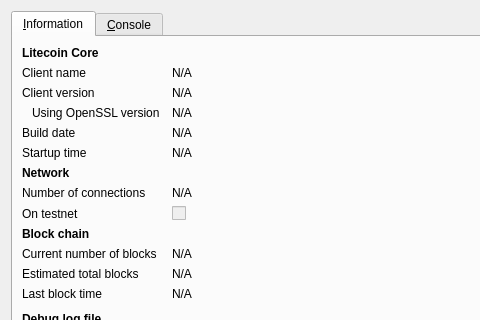
First picture: the form in src/src/qt/forms/rpcconsole.ui, repository omnicoin/omnicoin, before the edit; both pictures show x 0 to 480 and y 0 to 320 of the 740 by 450 pixel window.
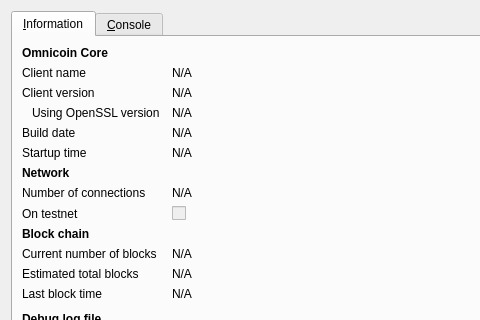
Second picture: the form after the edit. Icons and pictures are not drawn.

Commit message: initial changes to litecoin source

Diff of the .ui file:
```diff
--- a/src/src/qt/forms/rpcconsole.ui
+++ b/src/src/qt/forms/rpcconsole.ui
@@ -36,7 +36,7 @@
           </font>
          </property>
          <property name="text">
-          <string>Litecoin Core</string>
+          <string>Omnicoin Core</string>
          </property>
         </widget>
        </item>
```
Left out of the diff: 6 changed lines with no effect on the pictures. The commit also changes 506 other files.
